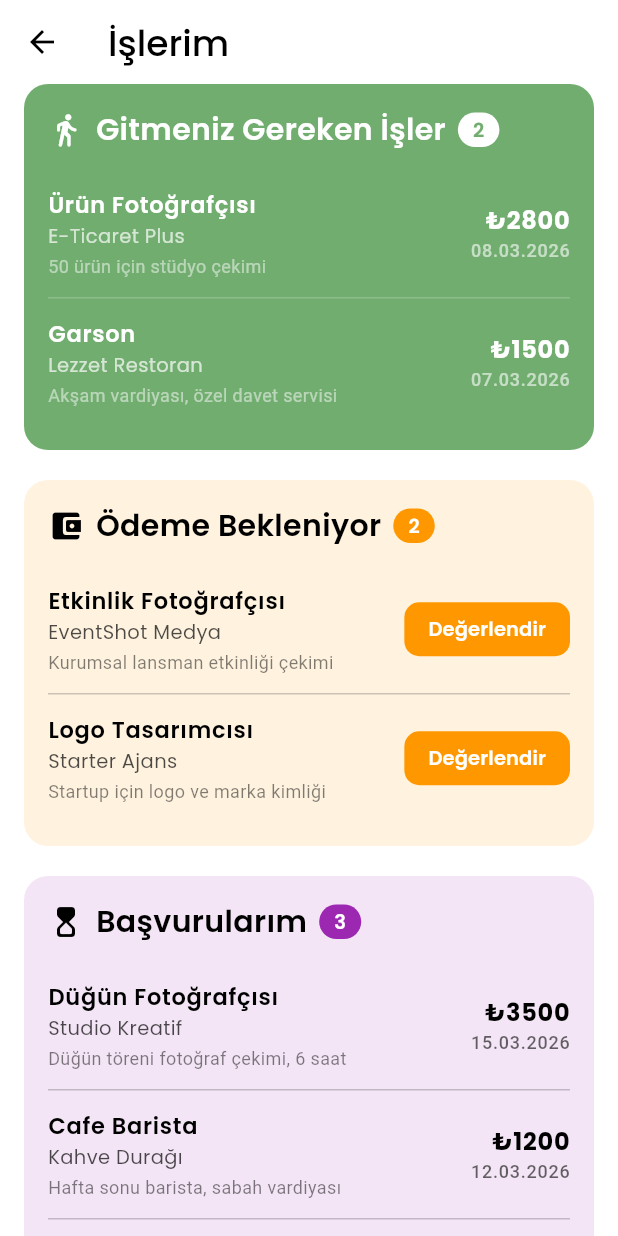
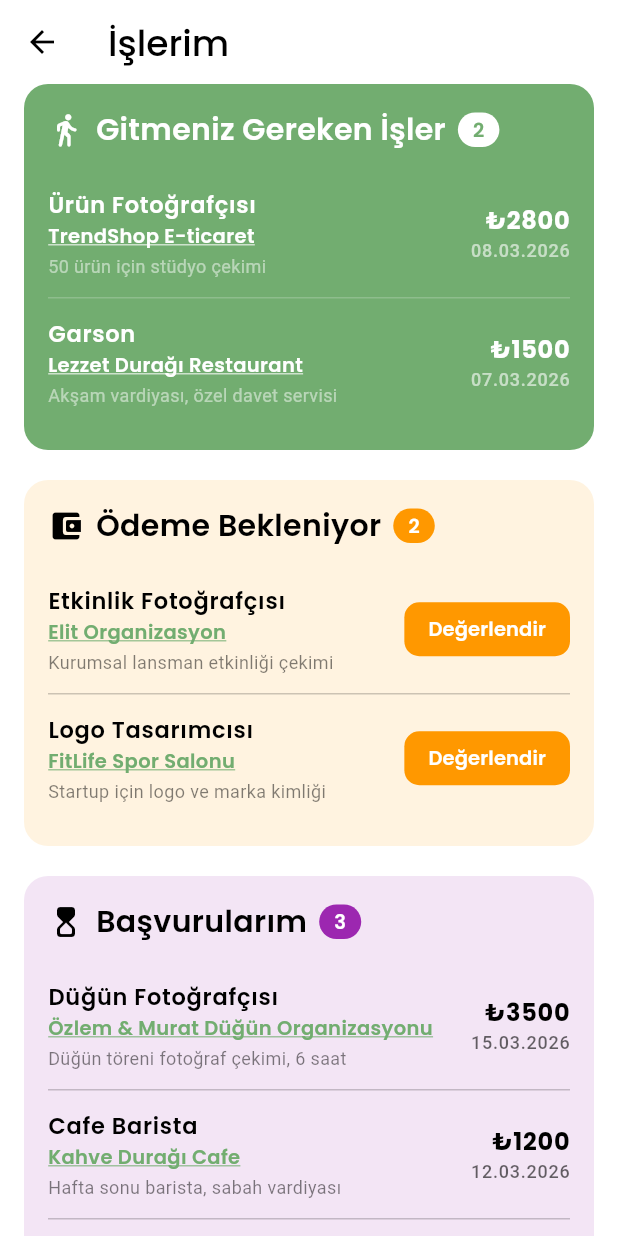
Before and after one commit to yakupkahraman/koala, a Flutter app: the MyJobsPage screen opened directly, on a phone screen of 412 x 824 dp. Run offline on Flutter 3.47's test engine with Material 3 defaults, Android fonts, the phone set to English and light mode, and no system bars; our stand-ins replace app_links, flutter_svg, geolocator, go_router, google_maps_flutter, hugeicons and 4 more; accounts and stored records are empty; network calls fail.

Commit message:
enhanced chat feature with avatar URLs, added ChatAvatar widget, and updated company details in job listings

```diff
--- a/lib/employee/features/chat/domain/chat.dart
+++ b/lib/employee/features/chat/domain/chat.dart
@@ -2,6 +2,7 @@ class Chat {
   final String id;
   final String name;
   final String avatar;
+  final String? avatarUrl;
   final String? lastMessage;
   final DateTime? lastMessageTime;
   final int unreadCount;
@@ -13,6 +14,7 @@ class Chat {
     required this.id,
     required this.name,
     required this.avatar,
+    this.avatarUrl,
     this.lastMessage,
     this.lastMessageTime,
     this.unreadCount = 0,
@@ -42,6 +44,7 @@ class Chat {
     String? id,
     String? name,
     String? avatar,
+    String? avatarUrl,
     String? lastMessage,
     DateTime? lastMessageTime,
     int? unreadCount,
@@ -53,6 +56,7 @@ class Chat {
       id: id ?? this.id,
       name: name ?? this.name,
       avatar: avatar ?? this.avatar,
+      avatarUrl: avatarUrl ?? this.avatarUrl,
       lastMessage: lastMessage ?? this.lastMessage,
       lastMessageTime: lastMessageTime ?? this.lastMessageTime,
       unreadCount: unreadCount ?? this.unreadCount,
@@ -67,6 +71,7 @@ class Chat {
       'id': id,
       'name': name,
       'avatar': avatar,
+      'avatarUrl': avatarUrl,
       'lastMessage': lastMessage,
       'lastMessageTime': lastMessageTime?.toIso8601String(),
       'unreadCount': unreadCount,
@@ -81,6 +86,7 @@ class Chat {
       id: json['id'],
       name: json['name'],
       avatar: json['avatar'],
+      avatarUrl: json['avatarUrl'],
       lastMessage: json['lastMessage'],
       lastMessageTime: json['lastMessageTime'] != null
           ? DateTime.parse(json['lastMessageTime'])
--- a/lib/employee/features/company_detail/data/company_repository.dart
+++ b/lib/employee/features/company_detail/data/company_repository.dart
@@ -1,5 +1,6 @@
 import 'package:koala/employee/features/company_detail/domain/company_model.dart';
 import 'package:koala/employee/features/company_detail/domain/address_model.dart';
+import 'package:koala/employee/features/company_detail/domain/image_model.dart';
 
 /// Fake şirket verilerini sağlayan repository
 /// Backend hazır olduğunda burası gerçek API'ye bağlanacak
@@ -16,6 +17,13 @@ class CompanyRepository {
       name: 'Özlem & Murat Düğün Organizasyonu',
       email: 'info@omlmdugum.com',
       phoneNumber: '+90 312 555 0101',
+      logo: ImageModel(
+        id: 'logo_1',
+        url:
+            'https://ui-avatars.com/api/?name=Özlem+Murat&size=256&background=E91E63&color=ffffff&bold=true&format=png',
+        name: 'Özlem & Murat Logo',
+        contentType: 'image/png',
+      ),
       website: 'www.ozlemmuratdugun.com',
       description:
           'Ankara\'da 10 yıldır hizmet veren profesyonel düğün organizasyon şirketi. Hayalinizdeki düğünü gerçeğe dönüştürüyoruz.',
@@ -38,6 +46,13 @@ class CompanyRepository {
       name: 'Kahve Durağı Cafe',
       email: 'iletisim@kahveduragi.com',
       phoneNumber: '+90 312 555 0202',
+      logo: ImageModel(
+        id: 'logo_2',
+        url:
+            'https://ui-avatars.com/api/?name=Kahve+Durağı&size=256&background=795548&color=ffffff&bold=true&format=png',
+        name: 'Kahve Durağı Logo',
+        contentType: 'image/png',
+      ),
       website: 'www.kahveduragi.com',
       description:
           'Kızılay\'ın kalbinde özel kahve çeşitleri ve ev yapımı pastalarıyla hizmet veren samimi bir cafe. Her gün taze kahve ve sıcak bir ortam.',
@@ -60,6 +75,13 @@ class CompanyRepository {
       name: 'Ahmet Yılmaz (Bireysel)',
       email: 'ahmet.yilmaz@email.com',
       phoneNumber: '+90 532 555 0303',
+      logo: ImageModel(
+        id: 'logo_3',
+        url:
+            'https://ui-avatars.com/api/?name=Ahmet+Yılmaz&size=256&background=4CAF50&color=ffffff&bold=true&format=png',
+        name: 'Ahmet Yılmaz Avatar',
+        contentType: 'image/png',
+      ),
       description:
           'Hayvan sever bireysel iş veren. Kedilerime iyi bakılmasını istiyorum.',
       address: AddressModel(
@@ -80,6 +102,13 @@ class CompanyRepository {
       name: 'Lezzet Durağı Restaurant',
       email: 'info@lezzetduragi.com',
       phoneNumber: '+90 312 555 0404',
+      logo: ImageModel(
+        id: 'logo_4',
+        url:
+            'https://ui-avatars.com/api/?name=Lezzet+Durağı&size=256&background=FF5722&color=ffffff&bold=true&format=png',
+        name: 'Lezzet Durağı Logo',
+        contentType: 'image/png',
+      ),
       website: 'www.lezzetduragi.com',
       description:
           'Modern ve geleneksel Türk mutfağını bir araya getiren özgün konseptli restoranımız yakında açılıyor. Lezzet dolu bir yolculuğa hazır olun!',
@@ -102,6 +131,13 @@ class CompanyRepository {
       name: 'Brew & Co. Specialty Coffee',
       email: 'hello@brewandco.com',
       phoneNumber: '+90 312 555 0505',
+      logo: ImageModel(
+        id: 'logo_5',
+        url:
+            'https://ui-avatars.com/api/?name=Brew+Co&size=256&background=3E2723&color=ffffff&bold=true&format=png',
+        name: 'Brew & Co Logo',
+        contentType: 'image/png',
+      ),
       website: 'www.brewandco.com',
       description:
           'Ankara\'nın ilk specialty coffee mekânlarından biri. Dünyanın dört bir yanından özenle seçilmiş kahve çekirdekleri ve profesyonel barista ekibi.',
@@ -124,6 +160,13 @@ class CompanyRepository {
       name: 'TrendShop E-ticaret',
       email: 'destek@trendshop.com',
       phoneNumber: '+90 312 555 0606',
+      logo: ImageModel(
+        id: 'logo_6',
+        url:
+            'https://ui-avatars.com/api/?name=Trend+Shop&size=256&background=9C27B0&color=ffffff&bold=true&format=png',
+        name: 'TrendShop Logo',
+        contentType: 'image/png',
+      ),
       website: 'www.trendshop.com',
       description:
           'Moda ve aksesuar e-ticaret platformu. En yeni trendleri uygun fiyatlarla müşterilerimize ulaştırıyoruz.',
@@ -146,6 +189,13 @@ class CompanyRepository {
       name: 'Elit Organizasyon',
       email: 'info@elitorganizasyon.com',
       phoneNumber: '+90 312 555 0707',
+      logo: ImageModel(
+        id: 'logo_7',
+        url:
+            'https://ui-avatars.com/api/?name=Elit+Org&size=256&background=1565C0&color=ffffff&bold=true&format=png',
+        name: 'Elit Organizasyon Logo',
+        contentType: 'image/png',
+      ),
       website: 'www.elitorganizasyon.com',
       description:
           'Kurumsal etkinlik, toplantı ve özel organizasyon hizmetlerinde 15 yıllık deneyim. Her detayda mükemmellik.',
@@ -168,6 +218,13 @@ class CompanyRepository {
       name: 'Zeynep Kaya (Bireysel)',
       email: 'zeynep.kaya@email.com',
       phoneNumber: '+90 535 555 0808',
+      logo: ImageModel(
+        id: 'logo_8',
+        url:
+            'https://ui-avatars.com/api/?name=Zeynep+Kaya&size=256&background=FF8F00&color=ffffff&bold=true&format=png',
+        name: 'Zeynep Kaya Avatar',
+        contentType: 'image/png',
+      ),
       description:
           'Golden Retriever sahibi. Köpeğime profesyonel ve sevgi dolu bir bakım arıyorum.',
       address: AddressModel(
@@ -188,6 +245,13 @@ class CompanyRepository {
       name: 'FitLife Spor Salonu',
       email: 'bilgi@fitlifegym.com',
       phoneNumber: '+90 312 555 0909',
+      logo: ImageModel(
+        id: 'logo_9',
+        url:
+            'https://ui-avatars.com/api/?name=Fit+Life&size=256&background=00C853&color=ffffff&bold=true&format=png',
+        name: 'FitLife Logo',
+        contentType: 'image/png',
+      ),
       website: 'www.fitlifegym.com',
       description:
           'Modern ekipman, profesyonel eğitmenler ve motivasyon dolu bir ortam. Sağlıklı yaşam yolculuğunuz FitLife ile başlasın!',
@@ -210,6 +274,13 @@ class CompanyRepository {
       name: 'Coffee Break Cafe',
       email: 'info@coffeebreak.com',
       phoneNumber: '+90 312 555 1010',
+      logo: ImageModel(
+        id: 'logo_10',
+        url:
+            'https://ui-avatars.com/api/?name=Coffee+Break&size=256&background=6D4C41&color=ffffff&bold=true&format=png',
+        name: 'Coffee Break Logo',
+        contentType: 'image/png',
+      ),
       website: 'www.coffeebreakcafe.com',
       description:
           'Kızılay\'da bulunan huzurlu ve samimi atmosferli cafe. Kaliteli kahve, taze sandviçler ve güler yüzlü ekip.',
--- a/lib/employee/features/company_detail/presentation/pages/company_detail_page.dart
+++ b/lib/employee/features/company_detail/presentation/pages/company_detail_page.dart
@@ -246,6 +246,7 @@ class _CompanyDetailPageState extends State<CompanyDetailPage> {
                         final chat = chatService.getOrCreateChatByCompany(
                           companyId: widget.company.id,
                           companyName: widget.company.name,
+                          avatarUrl: widget.company.logo?.url,
                         );
                         Navigator.push(
                           context,
--- a/lib/employee/features/home/presentation/pages/explore_pages/list_explore_page.dart
+++ b/lib/employee/features/home/presentation/pages/explore_pages/list_explore_page.dart
@@ -288,9 +288,7 @@ class _ListExplorePageState extends ListExplorePagemodel {
                                     onPressed: _clearSearch,
                                   )
                                 : null,
-                            suffixIcon: Hero(
-                              tag: 'search_button',
-                              child: IconButton(
+                            suffixIcon: IconButton(
                               icon: const Icon(
                                 HugeIcons.strokeRoundedSearch01,
                                 size: 24,
@@ -311,7 +309,6 @@ class _ListExplorePageState extends ListExplorePagemodel {
                                   _searchFocusNode.requestFocus();
                                 }
                               },
-                              ),
                             ),
                           ),
                         ),
--- a/lib/employee/features/home/presentation/pages/explore_pages/map_explore_page.dart
+++ b/lib/employee/features/home/presentation/pages/explore_pages/map_explore_page.dart
@@ -342,9 +342,7 @@ class _MapExplorePageState extends MapExplorePageModel {
       ),
       centerTitle: false,
       actions: [
-        Hero(
-          tag: 'search_button',
-          child: IconButton(
+        IconButton(
           icon: HugeIcon(
             icon: HugeIcons.strokeRoundedSearch01,
             color: Colors.white,
@@ -358,7 +356,6 @@ class _MapExplorePageState extends MapExplorePageModel {
             searchProvider.startSearching();
           },
         ),
-        ),
         const SizedBox(width: 16),
       ],
     );
--- a/lib/employee/features/jobs/data/models/my_jobs_model.dart
+++ b/lib/employee/features/jobs/data/models/my_jobs_model.dart
@@ -37,6 +37,7 @@ class MyJobsModel {
   final String id;
   final String title;
   final String company;
+  final String? companyId;
   final String description;
   final String date;
   final double price;
@@ -46,6 +47,7 @@ class MyJobsModel {
     required this.id,
     required this.title,
     required this.company,
+    this.companyId,
     required this.description,
     required this.date,
     required this.price,
--- a/lib/employee/features/jobs/data/repositories/my_jobs_repository.dart
+++ b/lib/employee/features/jobs/data/repositories/my_jobs_repository.dart
@@ -20,7 +20,8 @@ class MyJobsRepository {
     MyJobsModel(
       id: '1',
       title: 'Düğün Fotoğrafçısı',
-      company: 'Studio Kreatif',
+      company: 'Özlem & Murat Düğün Organizasyonu',
+      companyId: 'comp_1',
       description: 'Düğün töreni fotoğraf çekimi, 6 saat',
       date: '15.03.2026',
       price: 3500,
@@ -29,7 +30,8 @@ class MyJobsRepository {
     MyJobsModel(
       id: '2',
       title: 'Cafe Barista',
-      company: 'Kahve Durağı',
+      company: 'Kahve Durağı Cafe',
+      companyId: 'comp_2',
       description: 'Hafta sonu barista, sabah vardiyası',
       date: '12.03.2026',
       price: 1200,
@@ -38,7 +40,8 @@ class MyJobsRepository {
     MyJobsModel(
       id: '3',
       title: 'Kedi Bakıcısı',
-      company: 'PetFriends',
+      company: 'Ahmet Yılmaz (Bireysel)',
+      companyId: 'comp_3',
       description: '3 gün boyunca 2 kedi bakımı',
       date: '18.03.2026',
       price: 900,
@@ -49,7 +52,8 @@ class MyJobsRepository {
     MyJobsModel(
       id: '4',
       title: 'Ürün Fotoğrafçısı',
-      company: 'E-Ticaret Plus',
+      company: 'TrendShop E-ticaret',
+      companyId: 'comp_6',
       description: '50 ürün için stüdyo çekimi',
       date: '08.03.2026',
       price: 2800,
@@ -58,7 +62,8 @@ class MyJobsRepository {
     MyJobsModel(
       id: '5',
       title: 'Garson',
-      company: 'Lezzet Restoran',
+      company: 'Lezzet Durağı Restaurant',
+      companyId: 'comp_4',
       description: 'Akşam vardiyası, özel davet servisi',
       date: '07.03.2026',
       price: 1500,
@@ -69,7 +74,8 @@ class MyJobsRepository {
     MyJobsModel(
       id: '6',
       title: 'Etkinlik Fotoğrafçısı',
-      company: 'EventShot Medya',
+      company: 'Elit Organizasyon',
+      companyId: 'comp_7',
       description: 'Kurumsal lansman etkinliği çekimi',
       date: '01.03.2026',
       price: 4000,
@@ -78,7 +84,8 @@ class MyJobsRepository {
     MyJobsModel(
       id: '7',
       title: 'Logo Tasarımcısı',
-      company: 'Starter Ajans',
+      company: 'FitLife Spor Salonu',
+      companyId: 'comp_9',
       description: 'Startup için logo ve marka kimliği',
       date: '28.02.2026',
       price: 2200,
@@ -89,7 +96,8 @@ class MyJobsRepository {
     MyJobsModel(
       id: '8',
       title: 'Düğün Fotoğrafçısı',
-      company: 'Aşk Stüdyo',
+      company: 'Özlem & Murat Düğün Organizasyonu',
+      companyId: 'comp_1',
       description: 'Kır düğünü fotoğraf ve video çekimi',
       date: '20.02.2026',
       price: 5000,
@@ -98,7 +106,8 @@ class MyJobsRepository {
     MyJobsModel(
       id: '9',
       title: 'Barista',
-      company: 'Coffee Lab',
+      company: 'Coffee Break Cafe',
+      companyId: 'comp_10',
       description: 'Özel etkinlik için barista hizmeti',
       date: '14.02.2026',
       price: 1800,
@@ -107,7 +116,8 @@ class MyJobsRepository {
     MyJobsModel(
       id: '10',
       title: 'Garson',
-      company: 'Grand Otel',
+      company: 'Elit Organizasyon',
+      companyId: 'comp_7',
       description: 'Gala yemeği servis hizmeti',
       date: '10.02.2026',
       price: 1600,
@@ -115,8 +125,9 @@ class MyJobsRepository {
     ),
     MyJobsModel(
       id: '11',
-      title: 'Köpek Bakıcısı',
-      company: 'Happy Paws',
+      title: 'Köpek Gezdirici',
+      company: 'Zeynep Kaya (Bireysel)',
+      companyId: 'comp_8',
       description: '1 hafta Golden Retriever bakımı',
       date: '05.02.2026',
       price: 2100,
@@ -125,7 +136,8 @@ class MyJobsRepository {
     MyJobsModel(
       id: '12',
       title: 'Ürün Fotoğrafçısı',
-      company: 'ModaStyle',
+      company: 'TrendShop E-ticaret',
+      companyId: 'comp_6',
       description: 'Sezon kataloğu için 100 ürün çekimi',
       date: '28.01.2026',
       price: 5500,
@@ -134,7 +146,8 @@ class MyJobsRepository {
     MyJobsModel(
       id: '13',
       title: 'Sosyal Medya Tasarımcısı',
-      company: 'DigiBoost',
+      company: 'FitLife Spor Salonu',
+      companyId: 'comp_9',
       description: 'Instagram içerik tasarımı, 30 görsel',
       date: '20.01.2026',
       price: 3000,
--- a/lib/employee/features/jobs/presentation/pages/my_jobs_page.dart
+++ b/lib/employee/features/jobs/presentation/pages/my_jobs_page.dart
@@ -1,5 +1,7 @@
 import 'package:flutter/material.dart';
 import 'package:go_router/go_router.dart';
+import 'package:koala/employee/features/company_detail/data/company_repository.dart';
+import 'package:koala/employee/features/company_detail/domain/company_model.dart';
 import 'package:koala/employee/features/jobs/data/models/my_jobs_model.dart';
 import 'package:koala/employee/features/jobs/data/repositories/my_jobs_repository.dart';
 import 'package:koala/employee/features/jobs/presentation/providers/apply_provider.dart';
@@ -17,6 +19,7 @@ class MyJobsPage extends StatefulWidget {
 
 class _MyJobsPageState extends State<MyJobsPage> {
   final MyJobsRepository _repository = MyJobsRepository();
+  final CompanyRepository _companyRepository = CompanyRepository();
   bool showAllPastJobs = false;
   List<MyJobsModel> _allJobs = [];
   bool _loading = true;
@@ -44,6 +47,20 @@ class _MyJobsPageState extends State<MyJobsPage> {
       ..._allJobs.where((job) => job.status == status),
     ];
     return combined;
+  }
+
+  Future<void> _navigateToCompany(MyJobsModel job) async {
+    CompanyModel? company;
+
+    if (job.companyId != null) {
+      company = await _companyRepository.getCompanyById(job.companyId!);
+    }
+
+    company ??= await _companyRepository.getCompanyByName(job.company);
+
+    if (company != null && mounted) {
+      context.push('/company-detail', extra: company);
+    }
   }
 
   @override
@@ -138,6 +155,35 @@ class _MyJobsPageState extends State<MyJobsPage> {
           color: Colors.black,
           fontSize: 24,
           fontWeight: FontWeight.w500,
+        ),
+      ),
+    );
+  }
+
+  Widget _tappableCompanyName(MyJobsModel job, Color textColor) {
+    final hasTapAction = job.companyId != null;
+
+    return GestureDetector(
+      onTap: hasTapAction ? () => _navigateToCompany(job) : null,
+      child: Text(
+        job.company,
+        style: TextStyle(
+          fontFamily: "Poppins",
+          color: hasTapAction
+              ? (textColor == Colors.white
+                    ? Colors.white
+                    : AppColors.primaryColor)
+              : textColor.withValues(alpha: 0.7),
+          fontSize: 13,
+          fontWeight: hasTapAction ? FontWeight.w600 : FontWeight.w400,
+          decoration: hasTapAction
+              ? TextDecoration.underline
+              : TextDecoration.none,
+          decorationColor: hasTapAction
+              ? (textColor == Colors.white
+                    ? Colors.white
+                    : AppColors.primaryColor)
+              : null,
         ),
       ),
     );
@@ -298,14 +344,7 @@ class _MyJobsPageState extends State<MyJobsPage> {
                 subtitle: Column(
                   crossAxisAlignment: CrossAxisAlignment.start,
                   children: [
-                    Text(
-                      job.company,
-                      style: TextStyle(
-                        fontFamily: "Poppins",
-                        color: Colors.black.withValues(alpha: 0.7),
-                        fontSize: 13,
-                      ),
-                    ),
+                    _tappableCompanyName(job, Colors.black),
                     SizedBox(height: 2),
                     Text(
                       job.description,
@@ -395,14 +434,7 @@ class _MyJobsPageState extends State<MyJobsPage> {
       subtitle: Column(
         crossAxisAlignment: CrossAxisAlignment.start,
         children: [
-          Text(
-            job.company,
-            style: TextStyle(
-              fontFamily: "Poppins",
-              color: textColor.withValues(alpha: 0.7),
-              fontSize: 13,
-            ),
-          ),
+          _tappableCompanyName(job, textColor),
           SizedBox(height: 2),
           Text(
             job.description,
@@ -417,6 +449,7 @@ class _MyJobsPageState extends State<MyJobsPage> {
       ),
       trailing: Column(
         mainAxisAlignment: MainAxisAlignment.center,
+        mainAxisSize: MainAxisSize.min,
         crossAxisAlignment: CrossAxisAlignment.end,
         children: [
           Text(
@@ -506,14 +539,7 @@ class _MyJobsPageState extends State<MyJobsPage> {
               subtitle: Column(
                 crossAxisAlignment: CrossAxisAlignment.start,
                 children: [
-                  Text(
-                    job.company,
-                    style: TextStyle(
-                      fontFamily: "Poppins",
-                      color: Colors.black54,
-                      fontSize: 13,
-                    ),
-                  ),
+                  _tappableCompanyName(job, Colors.black87),
                   SizedBox(height: 2),
                   Text(
                     job.description,
@@ -525,6 +551,7 @@ class _MyJobsPageState extends State<MyJobsPage> {
               ),
               trailing: Column(
                 mainAxisAlignment: MainAxisAlignment.center,
+                mainAxisSize: MainAxisSize.min,
                 crossAxisAlignment: CrossAxisAlignment.end,
                 children: [
                   Text(
@@ -536,11 +563,17 @@ class _MyJobsPageState extends State<MyJobsPage> {
                       fontWeight: FontWeight.w700,
                     ),
                   ),
-                  Text(
-                    job.date,
-                    style: TextStyle(color: Colors.black45, fontSize: 12),
+                  Row(
+                    mainAxisSize: MainAxisSize.min,
+                    children: [
+                      Text(
+                        job.date,
+                        style: TextStyle(color: Colors.black45, fontSize: 12),
+                      ),
+                      SizedBox(width: 4),
+                      Icon(Icons.check_circle, color: Colors.green, size: 16),
+                    ],
                   ),
-                  Icon(Icons.check_circle, color: Colors.green, size: 18),
                 ],
               ),
             );
--- a/lib/employee/features/jobs/presentation/providers/apply_provider.dart
+++ b/lib/employee/features/jobs/presentation/providers/apply_provider.dart
@@ -22,6 +22,7 @@ class ApplyProvider extends ChangeNotifier {
       id: 'applied_${job.id}',
       title: job.title,
       company: job.company ?? 'Bilinmeyen Şirket',
+      companyId: job.companyDetails?.id,
       description: job.description ?? job.subtitle,
       date: dateStr,
       price: job.price,
--- a/lib/employee/features/profile/presentation/pages/profile_page.dart
+++ b/lib/employee/features/profile/presentation/pages/profile_page.dart
@@ -123,7 +123,10 @@ class ProfilePage extends StatelessWidget {
               Text("yakup_demir_cv.pdf", style: TextStyle(color: Colors.white)),
             ],
           ),
-          Icon(Icons.file_open, color: Colors.white),
+          HugeIcon(
+            icon: HugeIcons.strokeRoundedFileAttachment,
+            color: Colors.white,
+          ),
         ],
       ),
     );
```
Also changed, not shown: lib/employee/features/chat/data/chat_service.dart (+20 -0 lines), lib/employee/features/chat/presentation/pages/chat_page.dart (+8 -41 lines), lib/employee/features/chat/presentation/widgets/chat_avatar.dart (added, +91 -0 lines), lib/employee/features/chat/presentation/widgets/chat_list_tile.dart (+9 -36 lines), lib/employee/features/home/presentation/pages/search_explore_page.dart (deleted, +0 -52 lines). Lines whose indentation alone changed are shown as unchanged.
